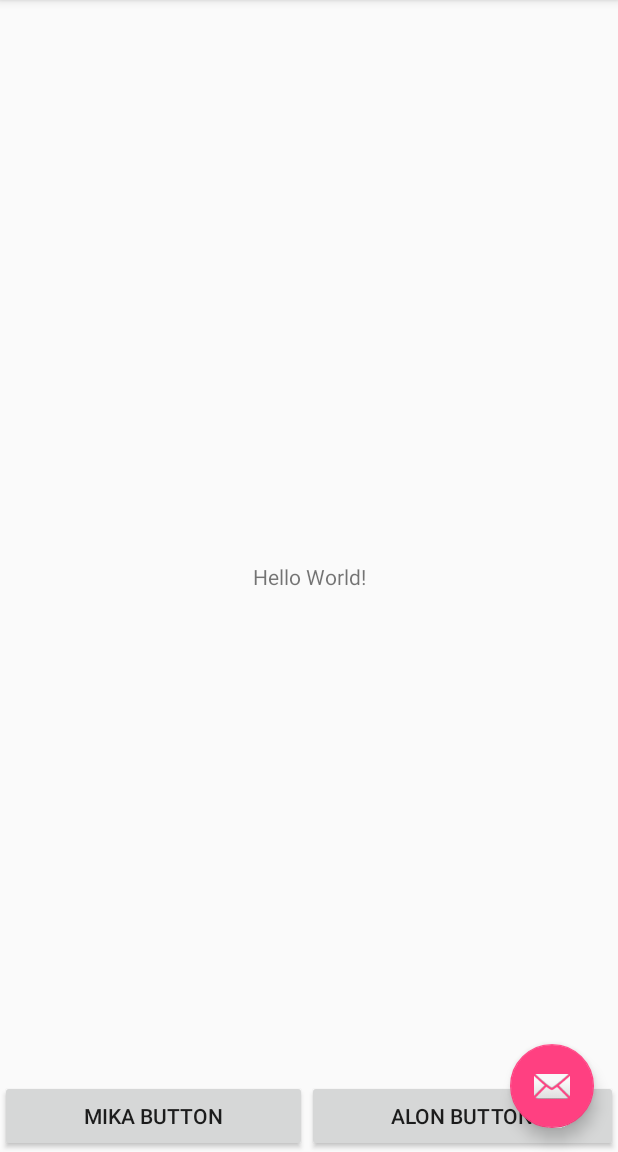
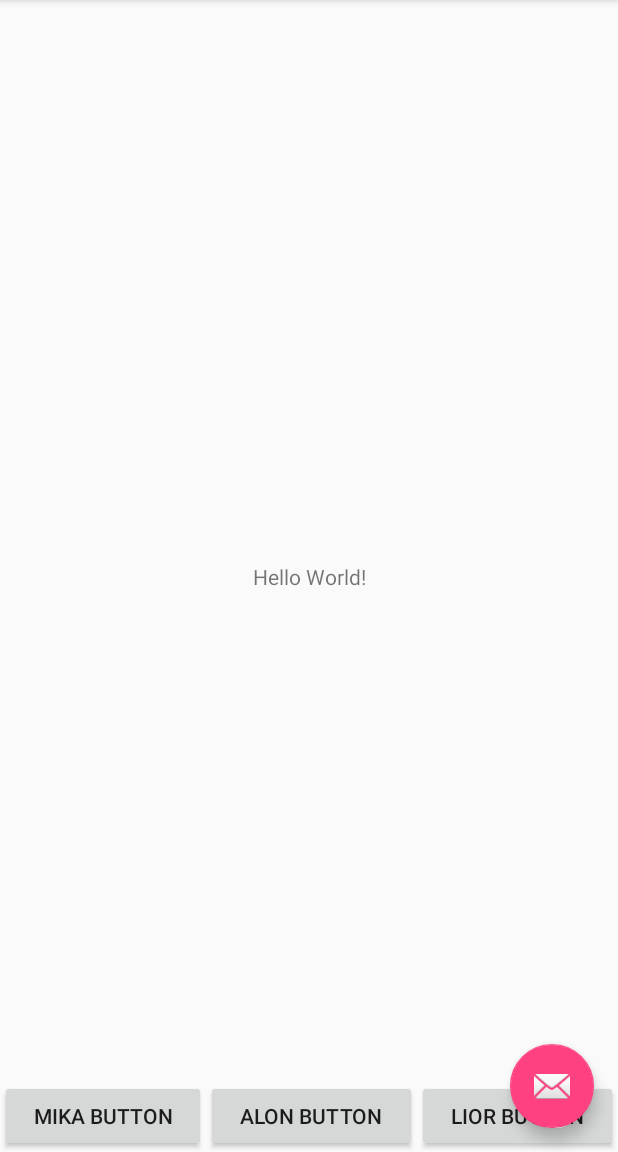
Before and after one commit to AlonBS/TextDisrupt, an Android app: the screen it shows after launch (MainActivity), on a phone screen of 412 x 824 dp, the part 84-1236 px from its top. Run offline under Robolectric (Android 15) with nearby library versions, the phone set to English and light mode, and no system bars.

Commit message:
Add viewPager for single word

```diff
--- a/app/build.gradle
+++ b/app/build.gradle
@@ -27,5 +27,6 @@ dependencies {
     compile 'com.android.support:appcompat-v7:25.1.0'
     compile 'com.android.support:design:25.1.0'
     compile 'com.android.support.constraint:constraint-layout:1.0.2'
+    compile 'com.android.support:support-v4:25.1.0'
     testCompile 'junit:junit:4.12'
 }
--- a/app/src/main/java/com/reuth/hack/textdisrupt/MainActivity.java
+++ b/app/src/main/java/com/reuth/hack/textdisrupt/MainActivity.java
@@ -1,5 +1,6 @@
 package com.reuth.hack.textdisrupt;
 
+import android.content.Intent;
 import android.os.Bundle;
 import android.support.design.widget.FloatingActionButton;
 import android.support.design.widget.Snackbar;
@@ -24,8 +25,8 @@ public class MainActivity extends AppCompatActivity
         Toolbar toolbar = (Toolbar) findViewById(R.id.toolbar);
         setSupportActionBar(toolbar);
 
-        Button button = (Button) findViewById(R.id.mikaButton);
-        button.setOnClickListener(new View.OnClickListener() {
+        Button mikaButton = (Button) findViewById(R.id.mikaButton);
+        mikaButton.setOnClickListener(new View.OnClickListener() {
             @Override
             public void onClick(View v) {
                 mika(v);
@@ -33,12 +34,21 @@ public class MainActivity extends AppCompatActivity
         });
 
         Button alonButton = (Button) findViewById(R.id.alonButton);
-        button.setOnClickListener(new View.OnClickListener() {
+        alonButton.setOnClickListener(new View.OnClickListener() {
             @Override
             public void onClick(View v) {
                 alon(v);
             }
         });
+
+        Button liorButton = (Button) findViewById(R.id.liorButton);
+        liorButton.setOnClickListener(new View.OnClickListener() {
+            @Override
+            public void onClick(View v) {
+                lior(v);
+            }
+        });
+
 
 
         FloatingActionButton fab = (FloatingActionButton) findViewById(R.id.fab);
@@ -68,6 +78,11 @@ public class MainActivity extends AppCompatActivity
     private void alon(View v) {
         Snackbar.make(v, "Mika", Snackbar.LENGTH_LONG)
                 .setAction("Action", null).show();
+    }
+
+    private void lior(View v) {
+        Intent myIntent = new Intent(this, SingleWordActivity.class);
+        this.startActivity(myIntent);
     }
 
     @Override
--- /dev/null
+++ b/app/src/main/res/layout/activity_screen_slide.xml
@@ -0,0 +1,5 @@
+<android.support.v4.view.ViewPager
+    xmlns:android="http://schemas.android.com/apk/res/android"
+    android:id="@+id/pager"
+    android:layout_width="match_parent"
+    android:layout_height="match_parent" />
--- a/app/src/main/res/layout/app_bar_main.xml
+++ b/app/src/main/res/layout/app_bar_main.xml
@@ -53,6 +53,16 @@
             android:text="Alon Button"
             app:layout_anchor="@+id/include"
             app:layout_anchorGravity="center_vertical|center_horizontal" />
+
+        <Button
+            android:id="@+id/liorButton"
+            android:layout_width="wrap_content"
+            android:layout_height="wrap_content"
+            android:layout_gravity="bottom|center_horizontal"
+            android:layout_weight="1"
+            android:text="lior Button"
+            app:layout_anchor="@+id/include"
+            app:layout_anchorGravity="center_vertical|center_horizontal" />
     </LinearLayout>
 
     <include
--- a/app/src/main/res/values/strings.xml
+++ b/app/src/main/res/values/strings.xml
@@ -5,4 +5,7 @@
     <string name="navigation_drawer_close">Close navigation drawer</string>
 
     <string name="action_settings">Settings</string>
+
+    <!-- TODO: Remove or change this placeholder text -->
+    <string name="hello_blank_fragment">Hello blank fragment</string>
 </resources>
```
Also changed, not shown: app/src/main/AndroidManifest.xml (+4 -3 lines), app/src/main/java/com/reuth/hack/textdisrupt/DepthPageTransformer.java (added, +45 -0 lines), app/src/main/java/com/reuth/hack/textdisrupt/SingleWordActivity.java (added, +72 -0 lines), app/src/main/java/com/reuth/hack/textdisrupt/SingleWordFragment.java (added, +31 -0 lines), app/src/main/res/layout/activity_single_word.xml (added, +15 -0 lines), app/src/main/res/layout/fragment_single_word.xml (added, +12 -0 lines).
